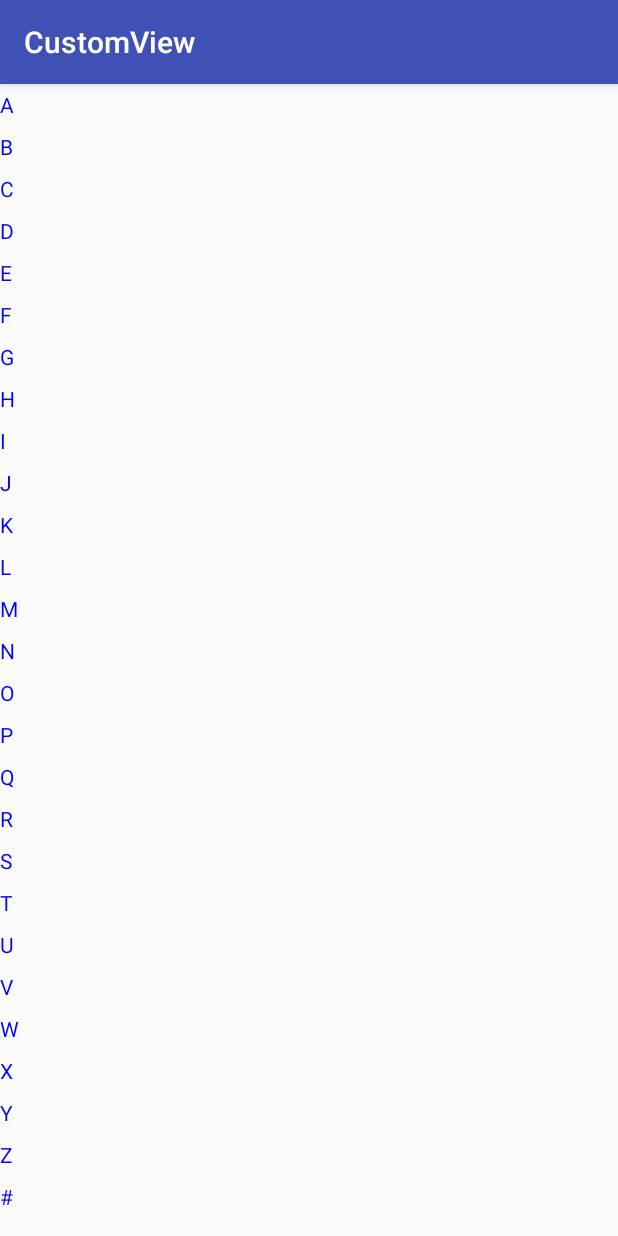
After one commit to LoveqLRC/CustomView, an Android app: the LetterSideBarActivity screen opened directly, with no data from a screen before it, on a phone screen of 412 x 824 dp. The commit adds this screen. Run offline under Robolectric (Android 15) with nearby library versions, the phone set to English and light mode, and no system bars.

Commit message:
add LetterSideBar

```diff
--- a/app/src/main/AndroidManifest.xml
+++ b/app/src/main/AndroidManifest.xml
@@ -26,6 +26,8 @@
         </activity>
         <activity android:name=".ui.RatingBarActivity">
         </activity>
+        <activity android:name=".ui.LetterSideBarActivity">
+        </activity>
     </application>
 
 </manifest>
--- /dev/null
+++ b/app/src/main/java/loveq/com/customview/ui/LetterSideBarActivity.java
@@ -0,0 +1,34 @@
+package loveq.com.customview.ui;
+
+import android.os.Build;
+import android.os.Bundle;
+import android.support.v7.app.AppCompatActivity;
+import android.transition.TransitionManager;
+import android.view.View;
+import android.view.ViewGroup;
+import android.widget.TextView;
+
+import loveq.com.customview.R;
+import loveq.com.customview.widget.LetterSideBar;
+
+public class LetterSideBarActivity extends AppCompatActivity {
+
+    @Override
+    protected void onCreate(Bundle savedInstanceState) {
+        super.onCreate(savedInstanceState);
+        setContentView(R.layout.activity_letter_side_bar);
+        final TextView tvLetter = findViewById(R.id.tv_letter);
+        LetterSideBar lsb = findViewById(R.id.lsb);
+        final ViewGroup root = findViewById(R.id.root);
+        lsb.setLetterTouchListener(new LetterSideBar.LetterTouchListener() {
+            @Override
+            public void onTouch(String letter, boolean isLeave) {
+                if (Build.VERSION.SDK_INT >= Build.VERSION_CODES.KITKAT) {
+                    TransitionManager.beginDelayedTransition(root);
+                }
+                tvLetter.setVisibility(isLeave ? View.GONE : View.VISIBLE);
+                tvLetter.setText(letter);
+            }
+        });
+    }
+}
--- a/app/src/main/java/loveq/com/customview/widget/DrawTextView.java
+++ b/app/src/main/java/loveq/com/customview/widget/DrawTextView.java
@@ -17,8 +17,9 @@ import android.view.View;
  * float top = baseLineY + fontMetrics.top;
  * float bottom = baseLineY + fontMetrics.bottom;
  * 定点写字：
- * 给定中线写字
+ * 给定中线绘制文字
  * baseline = center + (FontMetrics.bottom - FontMetrics.top)/2 - FontMetrics.bottom;
+ * 参考链接：http://blog.csdn.net/harvic880925/article/details/50423762
  */
 
 public class DrawTextView extends View {
--- /dev/null
+++ b/app/src/main/java/loveq/com/customview/widget/LetterSideBar.java
@@ -0,0 +1,126 @@
+package loveq.com.customview.widget;
+
+import android.content.Context;
+import android.graphics.Canvas;
+import android.graphics.Color;
+import android.graphics.Paint;
+import android.support.annotation.Nullable;
+import android.util.AttributeSet;
+import android.util.TypedValue;
+import android.view.MotionEvent;
+import android.view.View;
+
+/**
+ * Created by rc on 2018/2/12.
+ * Description:
+ * 通过getDimensionPixelSize获取配置在xml中的sp值
+ * 通过TypedValue.applyDimension(TypedValue.COMPLEX_UNIT_SP,
+ * DEFAULT_TEXT_SIZE_SP, getResources().getDisplayMetrics())获取sp值
+ */
+
+public class LetterSideBar extends View {
+
+    private Paint mPaint;
+    private int mCurrentPosition = -1;
+    private LetterTouchListener mLetterTouchListener;
+
+
+    public static String[] mLetters = {"A", "B", "C", "D", "E", "F", "G", "H", "I",
+            "J", "K", "L", "M", "N", "O", "P", "Q", "R", "S", "T", "U", "V",
+            "W", "X", "Y", "Z", "#"};
+    private String mLetter;
+    private Paint mSelectedPaint;
+
+
+    public LetterSideBar(Context context) {
+        this(context, null);
+    }
+
+    public LetterSideBar(Context context, @Nullable AttributeSet attrs) {
+        this(context, attrs, 0);
+    }
+
+    public LetterSideBar(Context context, @Nullable AttributeSet attrs, int defStyleAttr) {
+        super(context, attrs, defStyleAttr);
+        initPaint();
+    }
+
+    private void initPaint() {
+        mPaint = new Paint(Paint.ANTI_ALIAS_FLAG);
+        mPaint.setDither(true);
+        mPaint.setColor(Color.BLUE);
+        float textSize = TypedValue.applyDimension(TypedValue.COMPLEX_UNIT_SP, 14,
+                getResources().getDisplayMetrics());
+        mPaint.setTextSize(textSize);
+
+        mSelectedPaint = new Paint(Paint.ANTI_ALIAS_FLAG);
+        mSelectedPaint.setColor(Color.RED);
+        mSelectedPaint.setTextSize(textSize);
+    }
+
+    @Override
+    protected void onMeasure(int widthMeasureSpec, int heightMeasureSpec) {
+        super.onMeasure(widthMeasureSpec, heightMeasureSpec);
+//        float textWidth = mPaint.measureText("M");
+//        int width = (int) (getPaddingLeft() + getPaddingRight() + textWidth);
+//        int height = MeasureSpec.getSize(heightMeasureSpec);
+//        setMeasuredDimension(width, height);
+    }
+
+    @Override
+    protected void onDraw(Canvas canvas) {
+        int parentHeight = getHeight() - getPaddingBottom() - getPaddingTop();
+        int itemHeight = parentHeight / mLetters.length;
+        Paint.FontMetricsInt metrics = mPaint.getFontMetricsInt();
+        for (int i = 0; i < mLetters.length; i++) {
+            int baseLine = itemHeight * i + itemHeight / 2 + (metrics.bottom - metrics.top) / 2
+                    - metrics.bottom + getPaddingTop();
+            if (i == mCurrentPosition) {
+                canvas.drawText(mLetters[i], 0, baseLine, mSelectedPaint);
+            } else {
+                canvas.drawText(mLetters[i], 0, baseLine, mPaint);
+            }
+        }
+    }
+
+    @Override
+    public boolean onTouchEvent(MotionEvent event) {
+        switch (event.getAction()) {
+            case MotionEvent.ACTION_MOVE:
+                float moveY = event.getY();
+                int height = getHeight() - getPaddingTop() - getPaddingBottom();
+                int itemHeight = height / mLetters.length;
+                int currentPosition = (int) (moveY / itemHeight);
+
+                currentPosition = currentPosition < 0 ? 0 : currentPosition;
+                currentPosition = currentPosition > mLetters.length - 1 ?
+                        mLetters.length - 1 : currentPosition;
+
+                if (mCurrentPosition != currentPosition) {
+                    mLetter = mLetters[currentPosition];
+                    mCurrentPosition = currentPosition;
+                    if (mLetterTouchListener != null) {
+                        mLetterTouchListener.onTouch(mLetter, false);
+                    }
+                    invalidate();
+                }
+
+                break;
+            case MotionEvent.ACTION_UP:
+                if (mLetterTouchListener != null) {
+                    mLetterTouchListener.onTouch(mLetter, true);
+                }
+                break;
+
+        }
+        return true;
+    }
+
+    public interface LetterTouchListener {
+        void onTouch(String letter, boolean isLeave);
+    }
+
+    public void setLetterTouchListener(LetterTouchListener letterTouchListener) {
+        mLetterTouchListener = letterTouchListener;
+    }
+}
--- /dev/null
+++ b/app/src/main/res/layout/activity_letter_side_bar.xml
@@ -0,0 +1,26 @@
+<?xml version="1.0" encoding="utf-8"?>
+<FrameLayout
+    xmlns:android="http://schemas.android.com/apk/res/android"
+    xmlns:app="http://schemas.android.com/apk/res-auto"
+    xmlns:tools="http://schemas.android.com/tools"
+
+    android:layout_width="match_parent"
+    android:layout_height="match_parent"
+    android:id="@+id/root"
+    tools:context="loveq.com.customview.ui.LetterSideBarActivity">
+
+    <loveq.com.customview.widget.LetterSideBar
+        android:id="@+id/lsb"
+        android:layout_width="wrap_content"
+        android:layout_height="match_parent"
+        />
+
+    <TextView
+        android:id="@+id/tv_letter"
+        android:gravity="center"
+        tools:text="loveqrc"
+        android:textSize="24sp"
+        android:layout_gravity="center"
+        android:layout_width="200dp"
+        android:layout_height="200dp"/>
+</FrameLayout>
--- a/app/src/main/res/layout/activity_main.xml
+++ b/app/src/main/res/layout/activity_main.xml
@@ -38,4 +38,10 @@
         android:layout_height="wrap_content"
         android:onClick="RatingBar"
         android:text="RatingBar"/>
+
+    <Button
+        android:layout_width="match_parent"
+        android:layout_height="wrap_content"
+        android:onClick="LetterSideBar"
+        android:text="LetterSideBar"/>
 </LinearLayout>
```
Also changed, not shown: app/src/main/java/loveq/com/customview/MainActivity.java (+7 -1 lines).
